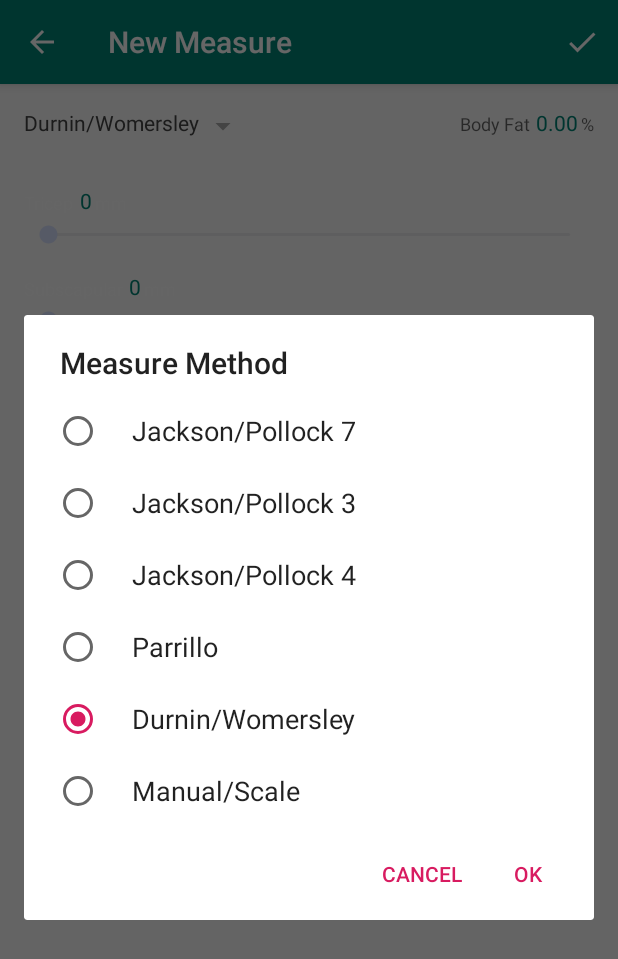
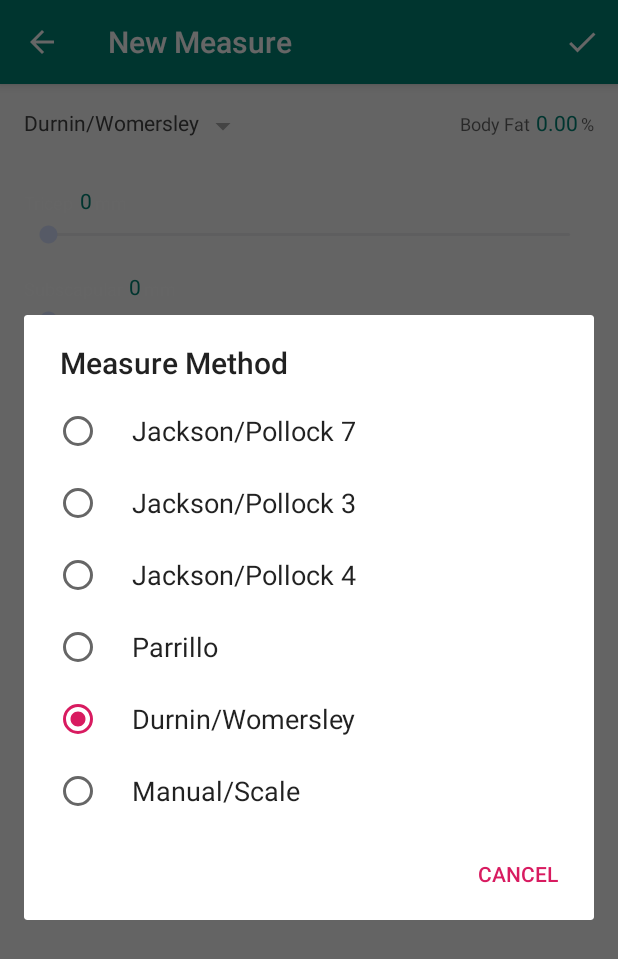
Before and after one commit to nmarsollier/fit_fat, an Android app: the NewMeasureActivity screen opened directly, with no data from a screen before it, after a tap on "Durnin/Womersley", on a phone screen of 412 x 824 dp. Shown: the top 959 px of the screen. Run offline under Robolectric (Android 15) with nearby library versions, the phone set to English and light mode, and no system bars; our stand-ins replace Room's generated code.

Commit message:
Select measure type on list click

```diff
--- a/app/src/main/java/com/nmarsollier/fitfat/MainHome.kt
+++ b/app/src/main/java/com/nmarsollier/fitfat/MainHome.kt
@@ -105,7 +105,7 @@ class MainHome : Fragment() {
     class MeasureHolder private constructor(itemView: View) : RecyclerView.ViewHolder(itemView) {
         fun bind(userSettings: UserSettings, measure: Measure) {
             itemView.vDate.text = measure.date.formatDateTime()
-            itemView.vMethod.text = measure.measureMethod.toString()
+            itemView.vMethod.setText(measure.measureMethod.labelRes)
             itemView.vFat.text = measure.fatPercent.formatString()
 
             if (userSettings.measureSystem == MeasureType.METRIC) {
--- a/app/src/main/java/com/nmarsollier/fitfat/NewMeasureActivity.kt
+++ b/app/src/main/java/com/nmarsollier/fitfat/NewMeasureActivity.kt
@@ -71,7 +71,7 @@ class NewMeasureActivity : AppCompatActivity() {
     }
 
     private fun refreshUI() {
-        vMeasureMethod.text = measure.measureMethod.toString()
+        vMeasureMethod.setText(measure.measureMethod.labelRes)
         adapter.setData(measure)
         updateFatPercent()
     }
@@ -136,23 +136,21 @@ class NewMeasureActivity : AppCompatActivity() {
         }
     }
 
-
     private fun showMeasureTypeSelectionDialog() {
-        val measureMethods = MeasureMethod.values().map { it.toString() }.toTypedArray()
+        val measureMethods = MeasureMethod.values().map { getString(it.labelRes) }.toTypedArray()
         val selected = measure.measureMethod.ordinal
 
-        var newSelection = selected
-        AlertDialog.Builder(this)
+        var dialog: AlertDialog? = null
+        dialog = AlertDialog.Builder(this)
             .setTitle(R.string.new_measure_method_title)
             .setSingleChoiceItems(measureMethods, selected) { _, which ->
-                newSelection = which
-            }
-            .setPositiveButton(android.R.string.ok) { _, _ ->
-                measure.measureMethod = MeasureMethod.values()[newSelection]
+                measure.measureMethod = MeasureMethod.values()[which]
                 refreshUI()
+                dialog?.dismiss()
             }
             .setNegativeButton(android.R.string.cancel, null)
-            .create().show()
+            .create()
+        dialog.show()
     }
 
     class MeasuresAdapter internal constructor(
--- a/app/src/main/java/com/nmarsollier/fitfat/model/Measure.kt
+++ b/app/src/main/java/com/nmarsollier/fitfat/model/Measure.kt
@@ -170,17 +170,13 @@ data class Measure(
     }
 }
 
-enum class MeasureMethod(private val label: String) {
-    JACKSON_POLLOCK_7("Jackson/Pollock 7"),
-    JACKSON_POLLOCK_3("Jackson/Pollock 3"),
-    JACKSON_POLLOCK_4("Jackson/Pollock 4"),
-    PARRILLO("Parrillo"),
-    DURNIN_WOMERSLEY("Durnin/Womersley"),
-    FROM_SCALE("Manual/Scale");
-
-    override fun toString(): String {
-        return label
-    }
+enum class MeasureMethod(val labelRes: Int) {
+    JACKSON_POLLOCK_7(R.string.measure_method_jackson_pollock_7),
+    JACKSON_POLLOCK_3(R.string.measure_method_jackson_pollock_3),
+    JACKSON_POLLOCK_4(R.string.measure_method_jackson_pollock_4),
+    PARRILLO(R.string.measure_method_parrillo),
+    DURNIN_WOMERSLEY(R.string.measure_method_durnin_womersley),
+    FROM_SCALE(R.string.measure_method_manual_scale);
 }
 
 
--- a/app/src/main/res/values/strings.xml
+++ b/app/src/main/res/values/strings.xml
@@ -42,4 +42,10 @@
     <string name="measure_delete_message">Do you want to delete this measure ?</string>
     <string name="new_measure_error">Fill all values</string>
     <string name="new_measure_method_title">Measure Method</string>
+    <string name="measure_method_jackson_pollock_7">Jackson/Pollock 7</string>
+    <string name="measure_method_jackson_pollock_3">Jackson/Pollock 3</string>
+    <string name="measure_method_jackson_pollock_4">Jackson/Pollock 4</string>
+    <string name="measure_method_parrillo">Parrillo</string>
+    <string name="measure_method_durnin_womersley">Durnin/Womersley</string>
+    <string name="measure_method_manual_scale">Manual/Scale</string>
 </resources>
```
